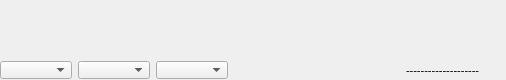
First picture: the form in spectrumwidget.ui, repository oldscienceguy/PebbleSDR, before the edit.
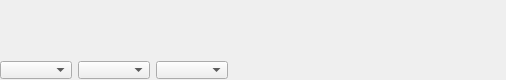
Second picture: the form after the edit.

Commit message: Frequency display tracks cursor in spectrum

```diff
--- a/spectrumwidget.ui
+++ b/spectrumwidget.ui
@@ -201,26 +201,24 @@
           </spacer>
          </item>
          <item>
-          <widget class="QLabel" name="cursorLabel">
+          <widget class="QFrame" name="cursorLabel">
            <property name="minimumSize">
             <size>
-             <width>100</width>
+             <width>80</width>
              <height>0</height>
             </size>
            </property>
            <property name="maximumSize">
             <size>
-             <width>16777215</width>
+             <width>80</width>
              <height>18</height>
             </size>
            </property>
-           <property name="font">
-            <font>
-             <pointsize>8</pointsize>
-            </font>
+           <property name="frameShape">
+            <enum>QFrame::NoFrame</enum>
            </property>
-           <property name="text">
-            <string>--------------------</string>
+           <property name="frameShadow">
+            <enum>QFrame::Raised</enum>
            </property>
           </widget>
          </item>
```
The commit also changes 2 other files.
